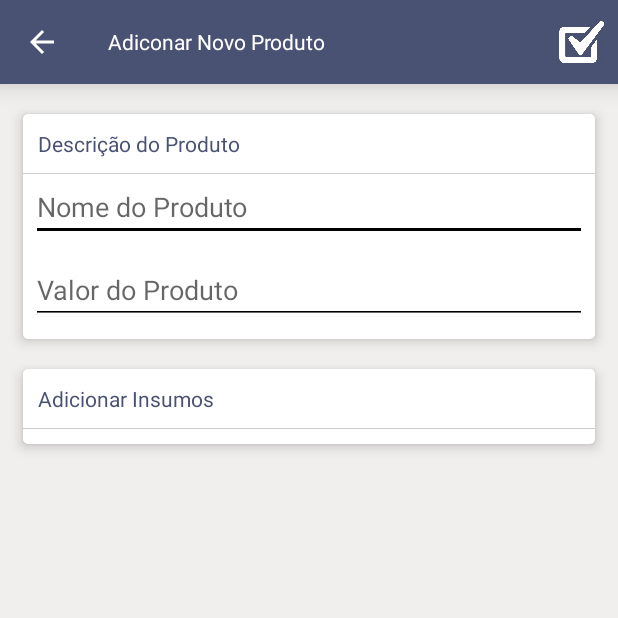
After one commit to CharlleDaniel/SimpleERP, an Android app: the CadProduto screen opened directly, with no data from a screen before it, on a phone screen of 412 x 824 dp, the top half of it. The commit adds this screen. Run offline under Robolectric (Android 15) with nearby library versions, the phone set to English and light mode, and no system bars.

Commit message:
Adição das telas de cadatro de Produção e cadastro de Produto, modificação da fonte do tab.

```diff
--- /dev/null
+++ b/app/src/main/java/com/simpleerp/CadProduto.java
@@ -0,0 +1,56 @@
+package com.simpleerp;
+
+import android.os.Bundle;
+import android.support.v7.app.ActionBarActivity;
+import android.support.v7.widget.Toolbar;
+import android.view.Menu;
+import android.view.MenuItem;
+import android.widget.Toast;
+
+/**
+ * Created by CharlleNot on 14/10/2015.
+ */
+public class CadProduto extends ActionBarActivity {
+    private Toolbar bar;
+    @Override
+    protected void onCreate(Bundle savedInstanceState) {
+        super.onCreate(savedInstanceState);
+        setContentView(R.layout.layout_add_produto);
+        acessViews();
+
+
+        bar.setTitleTextAppearance(this, R.layout.text);
+        bar.setTitle("Adiconar Novo Produto");
+        bar.setTitleTextColor(getResources().getColor(R.color.colorAccent));
+        setSupportActionBar(bar);
+
+        getSupportActionBar().setDisplayHomeAsUpEnabled(true);
+
+    }
+    private void acessViews(){
+        bar= (Toolbar)findViewById(R.id.bar);
+
+    }
+    @Override
+    public boolean onCreateOptionsMenu(Menu menu) {
+        getMenuInflater().inflate(R.menu.menu_cad, menu);
+        return true;
+    }
+
+
+    @Override
+    public boolean onOptionsItemSelected(MenuItem item) {
+        int id = item.getItemId();
+
+        if(id == R.id.salvar){
+            showMessage("Salvo");
+            super.finish();
+        }
+        return super.onOptionsItemSelected(item);
+    }
+
+    public void showMessage(String message) {
+        Toast.makeText(this, message, Toast.LENGTH_SHORT).show();
+    }
+
+}
--- /dev/null
+++ b/app/src/main/res/drawable/toolbar_rounded_corners.xml
@@ -0,0 +1,9 @@
+<?xml version="1.0" encoding="utf-8"?>
+<selector xmlns:android="http://schemas.android.com/apk/res/android" >
+    <item>
+        <shape android:shape="rectangle">
+            <corners android:radius="3dp" />
+            <solid android:color="#fff"/>
+        </shape>
+    </item>
+</selector>
--- /dev/null
+++ b/app/src/main/res/layout/layout_add_produto.xml
@@ -0,0 +1,154 @@
+<?xml version="1.0" encoding="utf-8"?>
+<RelativeLayout xmlns:android="http://schemas.android.com/apk/res/android"
+    xmlns:app="http://schemas.android.com/apk/res-auto"
+    android:orientation="vertical"
+    android:layout_width="match_parent"
+    android:layout_height="match_parent"
+    android:background="#f1eeee">
+
+    <android.support.v7.widget.Toolbar
+        android:id="@+id/bar"
+        android:elevation="10dp"
+        android:layout_height="?attr/actionBarSize"
+        android:layout_width="match_parent"
+        android:minHeight="?attr/actionBarSize"
+        android:layout_alignParentLeft="true"
+        android:background="?attr/colorPrimary"
+        app:popupTheme="@style/ThemeOverlay.AppCompat.Light"
+
+        android:layout_marginBottom="10dp" />
+    <RelativeLayout
+        android:layout_width="match_parent"
+        android:layout_height="match_parent"
+        android:layout_below="@+id/bar">
+
+        <RelativeLayout
+            android:layout_width="match_parent"
+            android:layout_height="wrap_content"
+            android:layout_marginTop="10dp"
+            android:elevation="5dp"
+            android:background="@drawable/toolbar_rounded_corners"
+            android:id="@+id/rl_2"
+
+            android:layout_alignParentLeft="false"
+            android:layout_alignParentStart="true"
+            android:layout_marginLeft="15dp"
+            android:layout_marginRight="15dp"
+            android:layout_marginBottom="10dp"
+            android:layout_alignParentBottom="false">
+
+            <TextView
+                android:layout_width="wrap_content"
+                android:layout_height="wrap_content"
+                android:textAppearance="?android:attr/textAppearanceLarge"
+                android:text="Descrição do Produto"
+                android:id="@+id/textView9"
+                android:textSize="14dp"
+                android:textColor="@color/colorPrimary"
+                android:layout_alignParentTop="true"
+                android:layout_alignParentLeft="true"
+                android:layout_alignParentStart="true"
+                android:layout_marginTop="10dp"
+                android:layout_marginLeft="10dp"
+                android:layout_marginBottom="10dp" />
+
+            <View
+                android:layout_width="match_parent"
+                android:layout_height="0.5dp"
+                android:id="@+id/view2"
+                android:background="@color/colorDivider"
+                android:layout_below="@+id/textView9"
+                android:layout_alignParentLeft="true"
+                android:layout_alignParentStart="true"
+                android:layout_marginBottom="10dp" />
+
+            <EditText
+                android:layout_width="match_parent"
+                android:layout_height="wrap_content"
+                android:id="@+id/editText"
+                android:hint="Nome do Produto"
+                android:textColor="#000000"
+                android:backgroundTint="#000000"
+                android:contentDescription="Informe O nome da produção"
+                android:layout_below="@+id/textView9"
+                android:layout_alignParentLeft="true"
+                android:layout_alignParentStart="true"
+                android:layout_marginLeft="5dp"
+                android:layout_marginRight="5dp"
+                android:layout_marginBottom="10dp"
+                android:singleLine="true" />
+
+            <EditText
+                android:layout_width="match_parent"
+                android:layout_height="wrap_content"
+                android:textColor="#000000"
+                android:backgroundTint="#000000"
+                android:id="@+id/editText2"
+                android:layout_below="@+id/editText"
+                android:layout_alignParentRight="false"
+                android:layout_alignParentEnd="true"
+                android:layout_marginLeft="5dp"
+                android:layout_marginRight="5dp"
+                android:layout_marginBottom="10dp"
+                android:inputType="number|numberDecimal"
+                android:hint="Valor do Produto"
+                android:singleLine="true" />
+
+
+        </RelativeLayout>
+
+        <RelativeLayout
+            android:layout_width="match_parent"
+            android:layout_height="wrap_content"
+            android:elevation="5dp"
+            android:background="@drawable/toolbar_rounded_corners"
+            android:id="@+id/rl_1"
+
+            android:layout_below="@+id/rl_2"
+            android:layout_alignParentLeft="true"
+            android:layout_alignParentStart="true"
+            android:layout_marginTop="10dp"
+            android:layout_marginBottom="10dp"
+            android:layout_marginLeft="15dp"
+            android:layout_marginRight="15dp">
+
+            <TextView
+                android:layout_width="wrap_content"
+                android:layout_height="wrap_content"
+                android:textAppearance="?android:attr/textAppearanceLarge"
+                android:text="Adicionar Insumos"
+                android:id="@+id/textView2"
+                android:textSize="14dp"
+                android:textColor="@color/colorPrimary"
+                android:layout_alignParentTop="true"
+                android:layout_alignParentLeft="true"
+                android:layout_alignParentStart="true"
+                android:layout_marginTop="10dp"
+                android:layout_marginLeft="10dp"
+                android:layout_marginBottom="10dp" />
+
+            <View
+                android:layout_width="match_parent"
+                android:layout_height="0.5dp"
+                android:id="@+id/view1"
+                android:background="@color/colorDivider"
+                android:layout_below="@+id/textView2"
+                android:layout_alignParentLeft="true"
+                android:layout_alignParentStart="true"
+                android:layout_marginBottom="10dp" />
+
+            <ListView
+                android:layout_width="wrap_content"
+                android:layout_height="wrap_content"
+                android:id="@+id/listView"
+                android:layout_alignTop="@+id/view1"
+                android:layout_alignParentLeft="true"
+                android:layout_alignParentStart="true" />
+
+
+        </RelativeLayout>
+
+
+    </RelativeLayout>
+
+</RelativeLayout>
--- a/app/src/main/res/menu/menu_criar_arquivo.xml
+++ b/app/src/main/res/menu/menu_cad.xml
@@ -1,6 +1,8 @@
 <menu xmlns:android="http://schemas.android.com/apk/res/android"
     xmlns:app="http://schemas.android.com/apk/res-auto"
     xmlns:tools="http://schemas.android.com/tools" tools:context="com.simpleerp.CriarArquivo">
-    <item android:id="@+id/action_settings" android:title="@string/action_settings"
-        android:orderInCategory="100" app:showAsAction="never" />
+    <item android:id="@+id/salvar"
+        android:title="Salvar"
+        android:icon="@drawable/ok"
+        android:orderInCategory="100" app:showAsAction="always" />
 </menu>
```
Also changed, not shown: app/src/main/AndroidManifest.xml (+8 -0 lines), app/src/main/java/com/simpleerp/CadProducao.java (added, +58 -0 lines), app/src/main/java/com/simpleerp/MenuPrincipal.java (+11 -5 lines), app/src/main/res/layout/frag_layout_producao.xml (+131 -3 lines), app/src/main/res/layout/layout_add_producao.xml (added, +137 -0 lines), app/src/main/res/layout/tab_view.xml (+10 -18 lines), app/src/main/res/layout/text.xml (added, +16 -0 lines), app/src/main/res/drawable/ok.png (added), 1 other file.
